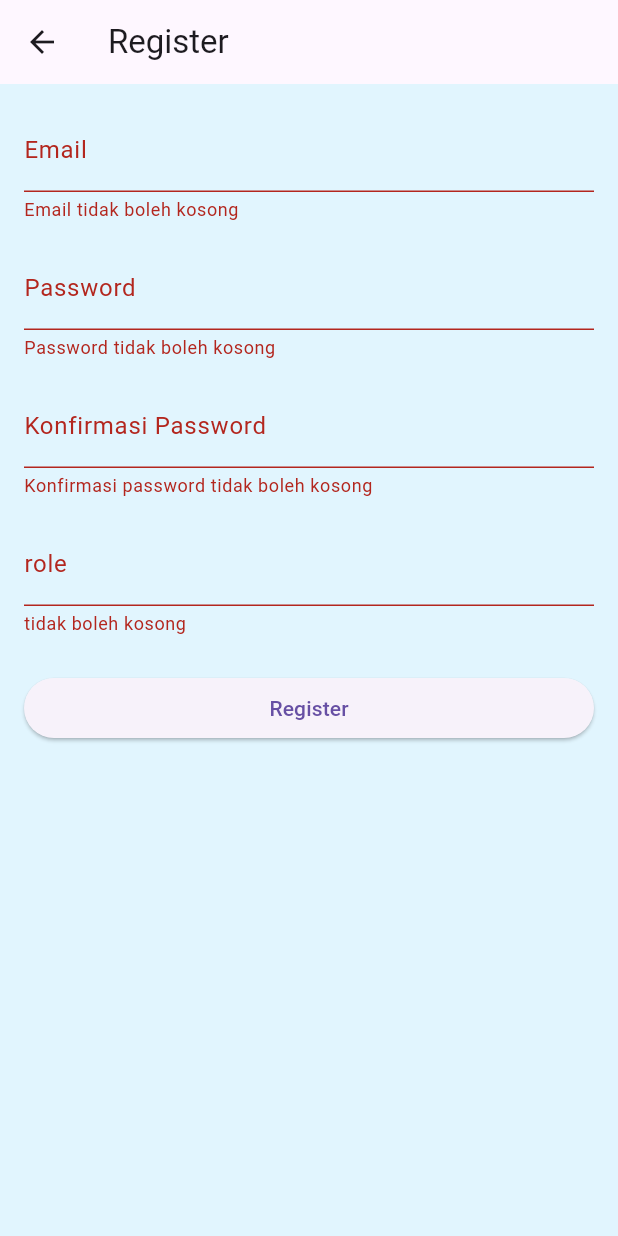
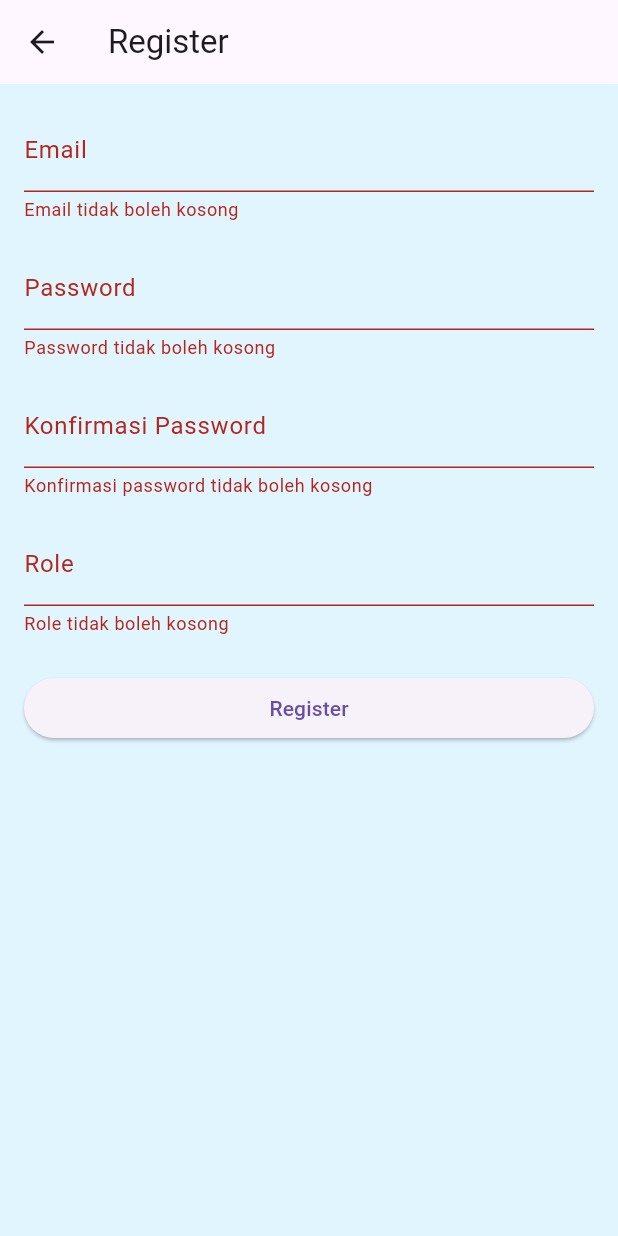
Before and after one commit to rennataamyla/rennatakasir, a Flutter app: the RegisterPage screen opened directly, after a tap on "Register", on a phone screen of 412 x 824 dp. Run offline on Flutter 3.47's test engine with Material 3 defaults, Android fonts, the phone set to English and light mode, and no system bars; our stand-ins replace supabase_flutter; accounts and stored records are empty.

Commit message:
commit kelima benahi register

```diff
--- a/lib/register.dart
+++ b/lib/dataregister/register.dart
@@ -1,18 +1,21 @@
 import 'package:flutter/material.dart';
+import 'package:rennatakasir/dataregister/index.dart';
 import 'package:rennatakasir/homepage.dart';
 import 'package:rennatakasir/login.dart';
 import 'package:supabase_flutter/supabase_flutter.dart';
 
+// Fungsi utama aplikasi Flutter
 void main() async {
-  WidgetsFlutterBinding.ensureInitialized();
-  await Supabase.initialize(
+  WidgetsFlutterBinding.ensureInitialized(); // Pastikan binding sudah diinisialisasi sebelum menjalankan kode async
+  await Supabase.initialize( // Inisialisasi Supabase dengan URL dan kunci anon
     url: 'https://njefwoyeuwuyehoksium.supabase.co',
     anonKey:
-        'eyJhbGciOiJIUzI1NiIsInR5cCI6IkpXVCJ9.eyJpc3MiOiJzdXBhYmFzZSIsInJlZiI6Im5qZWZ3b3lldXd1eWVob2tzaXVtIiwicm9sZSI6ImFub24iLCJpYXQiOjE3MzYyOTg3MDgsImV4cCI6MjA1MTg3NDcwOH0.gDqisRACn56V0WSSrRuYkYIbFwneJkUaS3RCCTS-KJw',
+        'eyJhbGciOiJIUzI1NiIsInR5cCI6IkpXVCJ9...',
   );
-  runApp(MyApp());
+  runApp(MyApp()); // Menjalankan aplikasi utama
 }
 
+// Kelas StatefulWidget untuk halaman registrasi
 class RegisterPage extends StatefulWidget {
   const RegisterPage({Key? key}) : super(key: key);
 
@@ -21,33 +24,38 @@ class RegisterPage extends StatefulWidget {
 }
 
 class _RegisterPageState extends State<RegisterPage> {
-  final _formKey = GlobalKey<FormState>();
-  final TextEditingController _emailController = TextEditingController();
-  final TextEditingController _passwordController = TextEditingController();
-  final TextEditingController _confirmPasswordController = TextEditingController();
-  final TextEditingController _role = TextEditingController();
-  bool _isLoading = false;
+  final _formKey = GlobalKey<FormState>(); // Kunci untuk validasi formulir
+  final TextEditingController _emailController = TextEditingController(); // Controller untuk input email
+  final TextEditingController _passwordController = TextEditingController(); // Controller untuk input password
+  final TextEditingController _confirmPasswordController = TextEditingController(); // Controller untuk konfirmasi password
+  final TextEditingController _role = TextEditingController(); // Controller untuk input role
+  bool _isLoading = false; // Variabel untuk menampilkan indikator loading
 
+  // Fungsi untuk registrasi pengguna
   Future<void> _register() async {
-    if(_formKey.currentState!.validate()){
+    if (_formKey.currentState!.validate()) { // Validasi input form
       final String username = _emailController.text;
       final String password = _confirmPasswordController.text;
       final String role = _role.text;
+
+      // Menyimpan data pengguna ke dalam tabel Supabase (seharusnya tidak menyimpan password secara langsung)
       final user = await Supabase.instance.client.from('user').insert({
         'username': username,
-        'password': password,
+        'password': password, // ⚠️ Harus dienkripsi sebelum disimpan!
         'role': role
       });
-      if(user == null || user.isEmpty){
-        Navigator.push(context, MaterialPageRoute(builder: (context) => Homepage()));
+
+      // Navigasi ke Homepage jika berhasil
+      if (user == null || user.isEmpty) {
+        Navigator.push(context, MaterialPageRoute(builder: (context) => RegisterSuccessPage()));
       } else {
-         Navigator.push(context, MaterialPageRoute(builder: (context) => Homepage()));
+        Navigator.push(context, MaterialPageRoute(builder: (context) => RegisterSuccessPage()));
       }
     }
 
-    if (!_formKey.currentState!.validate()) return;
+    if (!_formKey.currentState!.validate()) return; // Jika form tidak valid, hentikan proses
 
-    if (_passwordController.text != _confirmPasswordController.text) {
+    if (_passwordController.text != _confirmPasswordController.text) { // Periksa kesesuaian password
       ScaffoldMessenger.of(context).showSnackBar(
         const SnackBar(content: Text('Password dan konfirmasi password tidak cocok')),
       );
@@ -55,30 +63,31 @@ class _RegisterPageState extends State<RegisterPage> {
     }
 
     setState(() {
-      _isLoading = true;
+      _isLoading = true; // Menampilkan indikator loading
     });
 
     try {
+      // Mendaftarkan pengguna menggunakan Supabase Auth
       final response = await Supabase.instance.client.auth.signUp(
         email: _emailController.text,
         password: _passwordController.text,
       );
 
-      if (response.user != null) {
+      if (response.user != null) { // Jika registrasi berhasil
         ScaffoldMessenger.of(context).showSnackBar(
           const SnackBar(content: Text('Registrasi berhasil! Silakan verifikasi email Anda.')),
         );
-        Navigator.pop(context);
+        Navigator.pop(context); // Kembali ke halaman sebelumnya
       } else if (response.user != null) {
-        throw response.user!;
+        throw response.user!; // ⚠️ Logika ini tidak diperlukan, mungkin typo
       }
     } catch (e) {
       ScaffoldMessenger.of(context).showSnackBar(
-        SnackBar(content: Text('Error: $e')),
+        SnackBar(content: Text('Error: $e')), // Menampilkan pesan error jika gagal
       );
     } finally {
       setState(() {
-        _isLoading = false;
+        _isLoading = false; // Sembunyikan indikator loading setelah selesai
       });
     }
   }
@@ -87,7 +96,7 @@ class _RegisterPageState extends State<RegisterPage> {
   Widget build(BuildContext context) {
     return Scaffold(
       appBar: AppBar(
-        title: const Text('Register'),
+        title: const Text('Register'), // Judul halaman
       ),
       body: Padding(
         padding: const EdgeInsets.all(16.0),
@@ -102,56 +111,61 @@ class _RegisterPageState extends State<RegisterPage> {
                 keyboardType: TextInputType.emailAddress,
                 validator: (value) {
                   if (value == null || value.isEmpty) {
-                    return 'Email tidak boleh kosong';
+                    return 'Email tidak boleh kosong'; // Validasi input email
                   }
                   return null;
                 },
               ),
               const SizedBox(height: 16),
+
               TextFormField(
                 controller: _passwordController,
                 decoration: const InputDecoration(labelText: 'Password'),
-                obscureText: true,
+                obscureText: true, // Sembunyikan karakter password
                 validator: (value) {
                   if (value == null || value.isEmpty) {
-                    return 'Password tidak boleh kosong';
+                    return 'Password tidak boleh kosong'; // Validasi input password
                   }
                   if (value.length < 6) {
-                    return 'Password harus lebih dari 6 karakter';
+                    return 'Password harus lebih dari 6 karakter'; // Syarat panjang password
                   }
                   return null;
                 },
               ),
 
               const SizedBox(height: 16),
+
               TextFormField(
                 controller: _confirmPasswordController,
                 decoration: const InputDecoration(labelText: 'Konfirmasi Password'),
-                obscureText: true,
+                obscureText: true, // Sembunyikan karakter password
                 validator: (value) {
                   if (value == null || value.isEmpty) {
-                    return 'Konfirmasi password tidak boleh kosong';
+                    return 'Konfirmasi password tidak boleh kosong'; // Validasi konfirmasi password
                   }
                   return null;
                 },
               ),
               const SizedBox(height: 16),
+
               TextFormField(
                 controller: _role,
-                decoration: const InputDecoration(labelText: 'role'),
+                decoration: const InputDecoration(labelText: 'Role'),
                 validator: (value) {
                   if (value == null || value.isEmpty) {
-                    return 'tidak boleh kosong';
+                    return 'Role tidak boleh kosong'; // Validasi input role
                   }
                   return null;
                 },
               ),
               const SizedBox(height: 24),
+
+              // Tombol registrasi
               ElevatedButton(
-                onPressed: _isLoading ? null : _register,
+                onPressed: _isLoading ? null : _register, // Matikan tombol jika sedang loading
                 child: _isLoading
-                    ? const CircularProgressIndicator(color: Colors.white)
-                    : const Text('Register'),
+                    ? const CircularProgressIndicator(color: Colors.white) // Tampilkan loading indicator
+                    : const Text('Register'), // Tampilkan teks biasa jika tidak loading
               ),
             ],
           ),
--- a/lib/produk/index.dart
+++ b/lib/produk/index.dart
@@ -308,7 +308,7 @@ Future<void> insertDetailPenjualan(int ProdukID, int PenjualanID, int jumlahPesa
                       ),
                     ],
             ),
-            const SizedBox(height: 30),
+            const SizedBox(height: 18),
             Row(
               mainAxisAlignment: MainAxisAlignment.spaceEvenly,
               children: [
```
Also changed, not shown: lib/dataregister/index.dart (added, +66 -0 lines), lib/dataregister/insert.dart (added, +16 -0 lines), lib/homepage.dart (+6 -2 lines), lib/login.dart (+58 -58 lines), lib/detailpenjualan.dart (line endings or trailing spaces).
